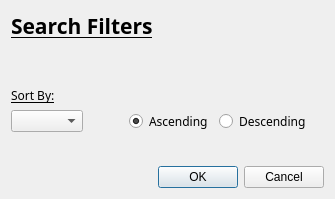
Before: the Qt Designer form src/forms/searchfilterdialog.ui in yunag/QLibraryManagementSystem, drawn with Qt 5.
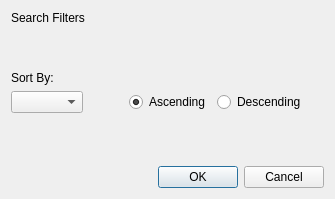
After: the same form once the commit is applied.

The edit to the form file:
```diff
--- a/src/forms/searchfilterdialog.ui
+++ b/src/forms/searchfilterdialog.ui
@@ -16,14 +16,6 @@
   <layout class="QVBoxLayout" name="verticalLayout">
    <item>
     <widget class="QLabel" name="searchFiltersLabel">
-     <property name="font">
-      <font>
-       <family>Montserrat</family>
-       <pointsize>16</pointsize>
-       <bold>true</bold>
-       <underline>true</underline>
-      </font>
-     </property>
      <property name="text">
       <string>Search Filters</string>
      </property>
@@ -47,12 +39,6 @@
    </item>
    <item>
     <widget class="QLabel" name="sortByLabel">
-     <property name="font">
-      <font>
-       <family>Montserrat</family>
-       <underline>true</underline>
-      </font>
-     </property>
      <property name="text">
       <string>Sort By:</string>
      </property>
@@ -94,11 +80,6 @@
          <verstretch>0</verstretch>
         </sizepolicy>
        </property>
-       <property name="font">
-        <font>
-         <family>Montserrat</family>
-        </font>
-       </property>
        <property name="text">
         <string>Ascending</string>
        </property>
@@ -115,11 +96,6 @@
          <verstretch>0</verstretch>
         </sizepolicy>
        </property>
-       <property name="font">
-        <font>
-         <family>Montserrat</family>
-        </font>
-       </property>
        <property name="text">
         <string>Descending</string>
        </property>
```
